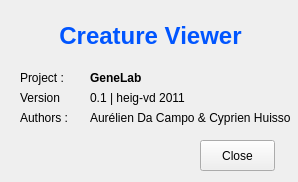
Old version of the form src/genelab/apps/genelab/creatureviewer/ui/creatureviewerabout.ui in the repository GeneCraft/GeneCraft-Project.
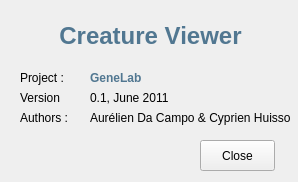
New version of the form. Icons and pictures are not drawn.

What changed in the file:
```diff
--- a/src/genelab/apps/genelab/creatureviewer/ui/creatureviewerabout.ui
+++ b/src/genelab/apps/genelab/creatureviewer/ui/creatureviewerabout.ui
@@ -34,7 +34,7 @@
     </font>
    </property>
    <property name="styleSheet">
-    <string notr="true">color: rgb(0, 85, 255);</string>
+    <string notr="true">color: rgb(81, 119, 145);</string>
    </property>
    <property name="text">
     <string>Creature Viewer</string>
@@ -92,7 +92,7 @@
     </rect>
    </property>
    <property name="text">
-    <string>0.1 | heig-vd 2011</string>
+    <string>0.1, June 2011</string>
    </property>
   </widget>
   <widget class="QLabel" name="label_6">
@@ -123,6 +123,9 @@
      <bold>true</bold>
     </font>
    </property>
+   <property name="styleSheet">
+    <string notr="true">color: rgb(81, 119, 145);</string>
+   </property>
    <property name="text">
     <string>GeneLab</string>
    </property>
```
